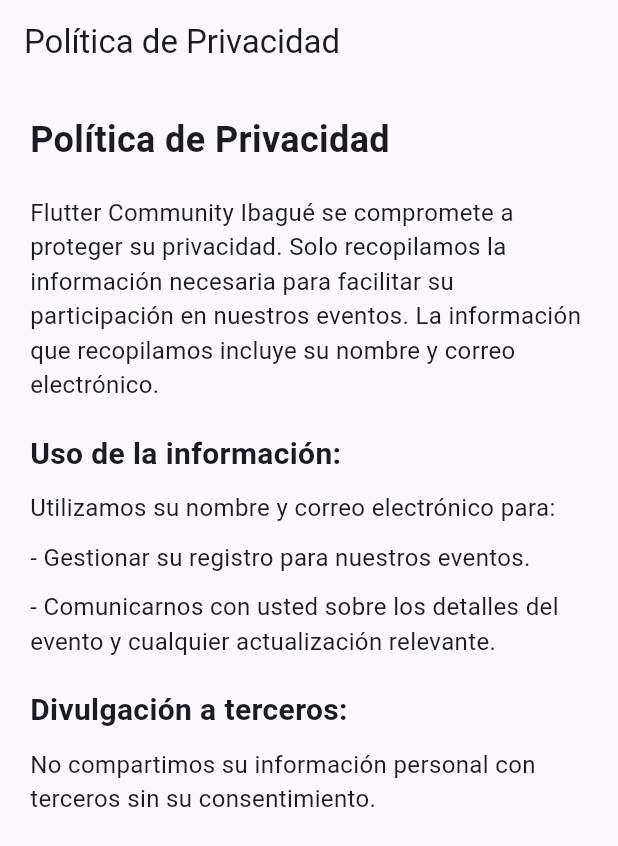
After one commit to jomazao/flutter_community_ibague, a Flutter app: the PrivacyPolicyScreen screen opened by its route, on a phone screen of 412 x 824 dp. The commit adds this screen. Shown: the top 846 px of the screen. Run offline on Flutter 3.47's test engine with Material 3 defaults, Android fonts, the phone set to English and light mode, and no system bars; our stand-ins replace cached_network_image, cloud_firestore, firebase_auth, firebase_core, go_router; missing offline and left inert: firebase_ui_auth, firebase_ui_localizations, firebase_ui_oauth_google; accounts and stored records are empty.

Commit message:
added privacy policy

```diff
--- a/lib/src/config/router.dart
+++ b/lib/src/config/router.dart
@@ -6,6 +6,7 @@ import 'package:flutter_community_ibague/src/ui/screens/event_detail_screen.dart
 import 'package:flutter_community_ibague/src/ui/screens/events_screen.dart';
 import 'package:flutter_community_ibague/src/ui/screens/home_screen.dart';
 import 'package:flutter_community_ibague/src/ui/screens/person_screen.dart';
+import 'package:flutter_community_ibague/src/ui/screens/privacy_policy_screen.dart';
 import 'package:flutter_community_ibague/src/ui/screens/sponsors_screen.dart';
 import 'package:go_router/go_router.dart';
 import 'package:provider/provider.dart';
@@ -16,11 +17,19 @@ class Routes {
   static const events = '/events';
   static const eventDetails = '/event-details';
   static const sponsors = '/sponsors';
+  static const privacyPolicy = '/privacy-policy';
 }
 
 final GoRouter appRouter = GoRouter(
   initialLocation: Routes.events,
   routes: <RouteBase>[
+    GoRoute(
+      name: Routes.privacyPolicy,
+      path: Routes.privacyPolicy,
+      builder: (context, state) {
+        return const PrivacyPolicyScreen();
+      },
+    ),
     ShellRoute(
         builder: (context, state, child) {
           return MultiProvider(
--- /dev/null
+++ b/lib/src/ui/screens/privacy_policy_screen.dart
@@ -0,0 +1,74 @@
+import 'package:flutter/material.dart';
+
+class PrivacyPolicyScreen extends StatelessWidget {
+  const PrivacyPolicyScreen({super.key});
+
+  @override
+  Widget build(BuildContext context) {
+    return Scaffold(
+      appBar: AppBar(
+        title: const Text('Política de Privacidad'),
+      ),
+      body: const SingleChildScrollView(
+        padding: EdgeInsets.all(20.0),
+        child: Column(
+          crossAxisAlignment: CrossAxisAlignment.start,
+          children: [
+            Text(
+              'Política de Privacidad',
+              style: TextStyle(
+                fontSize: 24.0,
+                fontWeight: FontWeight.bold,
+              ),
+            ),
+            SizedBox(height: 20.0),
+            Text(
+              'Flutter Community Ibagué se compromete a proteger su privacidad. '
+              'Solo recopilamos la información necesaria para facilitar su '
+              'participación en nuestros eventos. La información que recopilamos '
+              'incluye su nombre y correo electrónico.',
+              style: TextStyle(fontSize: 16.0),
+            ),
+            SizedBox(height: 20.0),
+            Text(
+              'Uso de la información:',
+              style: TextStyle(
+                fontSize: 20.0,
+                fontWeight: FontWeight.bold,
+              ),
+            ),
+            SizedBox(height: 10.0),
+            Text(
+              'Utilizamos su nombre y correo electrónico para:',
+              style: TextStyle(fontSize: 16.0),
+            ),
+            SizedBox(height: 10.0),
+            Text(
+              '- Gestionar su registro para nuestros eventos.',
+              style: TextStyle(fontSize: 16.0),
+            ),
+            SizedBox(height: 10.0),
+            Text(
+              '- Comunicarnos con usted sobre los detalles del evento y '
+              'cualquier actualización relevante.',
+              style: TextStyle(fontSize: 16.0),
+            ),
+            SizedBox(height: 20.0),
+            Text(
+              'Divulgación a terceros:',
+              style: TextStyle(
+                fontSize: 20.0,
+                fontWeight: FontWeight.bold,
+              ),
+            ),
+            SizedBox(height: 10.0),
+            Text(
+              'No compartimos su información personal con terceros sin su consentimiento.',
+              style: TextStyle(fontSize: 16.0),
+            ),
+          ],
+        ),
+      ),
+    );
+  }
+}
```
